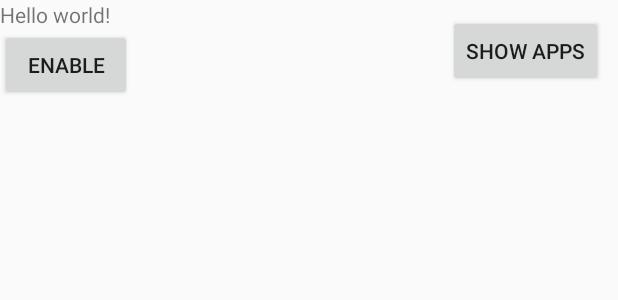
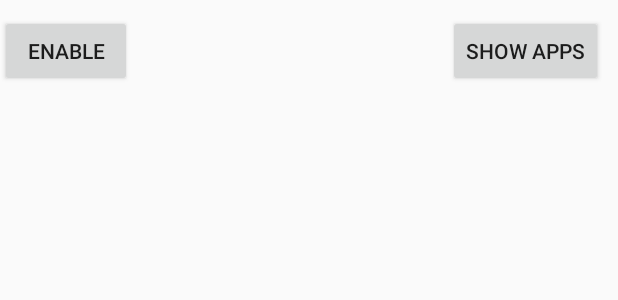
Before and after one commit to korenyoni/Pomodoroid, an Android app: the layout activity_home.xml on its own in the app's theme, with its tools: preview values and no code run, on a phone screen of 412 x 824 dp. Shown: the top 300 px of the screen. Run offline under Robolectric (Android 15) with nearby library versions, the phone set to English and light mode, and no system bars.

```diff
--- a/app/src/main/java/com/kaya/simplelauncher/SmsListener.java
+++ b/app/src/main/java/com/kaya/simplelauncher/SmsListener.java
@@ -10,11 +10,14 @@ import android.telephony.SmsManager;
 import android.telephony.SmsMessage;
 import android.widget.Toast;
 
+import java.util.HashSet;
+
 public class SmsListener extends BroadcastReceiver{
 
     private DevicePolicyManager mDevicePolicyManager;
     private ComponentName mComponentName;
     private static final String MESSAGE = "Automated Message.";
+    private static HashSet phoneNumbers = new HashSet<String>();
 
     @Override
     public void onReceive(Context context, Intent intent)
@@ -41,7 +44,11 @@ public class SmsListener extends BroadcastReceiver{
                         for(int i=0; i<msgs.length; i++){
                             msgs[i] = SmsMessage.createFromPdu((byte[])pdus[i]);
                             msg_from = msgs[i].getOriginatingAddress();
-                            sendSMS(msg_from, MESSAGE);
+                            if (!phoneNumbers.contains(msg_from))
+                            {
+                                phoneNumbers.add(msg_from);
+                                sendSMS(msg_from, MESSAGE);
+                            }
                         }
                     }catch(Exception e){
 //                            Log.d("Exception caught",e.getMessage());
--- a/app/src/main/res/layout/activity_home.xml
+++ b/app/src/main/res/layout/activity_home.xml
@@ -3,12 +3,6 @@
     android:layout_width="match_parent"
     android:layout_height="match_parent"
     tools:context=".HomeActivity" >
-
-    <TextView
-        android:id="@+id/txt1"
-        android:layout_width="wrap_content"
-        android:layout_height="wrap_content"
-        android:text="@string/hello_world"/>
 
     <Button
         android:id="@+id/apps_button"
@@ -26,7 +20,11 @@
         android:id="@+id/btnEnable"
         android:layout_width="wrap_content"
         android:layout_height="wrap_content"
+        android:layout_alignParentLeft="true"
+        android:layout_alignParentTop="true"
+        android:layout_marginRight="10dp"
+        android:layout_marginTop="10dp"
         android:text="Enable"
-        android:layout_below="@+id/txt1"/>
+        />
 
 </RelativeLayout>
```
